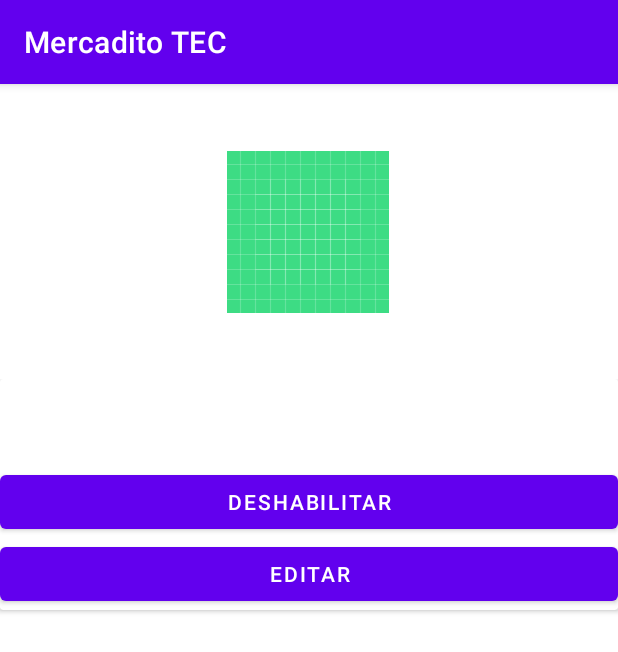
After one commit to rubsalas/MercaditoTEC, an Android app: the MyProductActivity screen opened directly, with no data from a screen before it, on a phone screen of 412 x 824 dp. The commit adds this screen. Shown: the top 652 px of the screen. Run offline under Robolectric (Android 15) with nearby library versions, the phone set to English and light mode, and no system bars; our stand-ins replace Volley; network calls fail; 1 statement that could not run was skipped.

Commit message:
MyProduct activity Base

```diff
--- a/MercaditoTEC/app/src/main/AndroidManifest.xml
+++ b/MercaditoTEC/app/src/main/AndroidManifest.xml
@@ -12,12 +12,13 @@
         android:roundIcon="@mipmap/ic_launcher_round"
         android:supportsRtl="true"
         android:theme="@style/Theme.MercaditoTEC">
-        <activity android:name=".CategorieActivity"></activity>
+        <activity android:name=".ui.Activities.MyProductActivity"></activity>
+        <activity android:name=".CategorieActivity" />
         <activity
             android:name=".MainActivity"
             android:label="@string/title_activity_main"
             android:screenOrientation="portrait"
-            android:theme="@style/Theme.MercaditoTEC.NoActionBar"></activity>
+            android:theme="@style/Theme.MercaditoTEC.NoActionBar" />
         <activity
             android:name=".GuideActivity"
             android:screenOrientation="portrait" />
--- a/MercaditoTEC/app/src/main/java/com/example/mercaditotec/Controllers/ProductsAdapter.java
+++ b/MercaditoTEC/app/src/main/java/com/example/mercaditotec/Controllers/ProductsAdapter.java
@@ -40,7 +40,7 @@ public class ProductsAdapter extends BaseAdapter {
     }
 
     @Override
-    public Object getItem(int position) {
+    public Producto getItem(int position) {
         return listaProductos.get(position);
     }
 
--- /dev/null
+++ b/MercaditoTEC/app/src/main/java/com/example/mercaditotec/ui/Activities/MyProductActivity.java
@@ -0,0 +1,77 @@
+package com.example.mercaditotec.ui.Activities;
+
+import androidx.appcompat.app.AppCompatActivity;
+
+import android.os.Bundle;
+import android.util.Log;
+import android.widget.Button;
+import android.widget.TextView;
+
+import com.android.volley.Request;
+import com.android.volley.RequestQueue;
+import com.android.volley.Response;
+import com.android.volley.VolleyError;
+import com.android.volley.toolbox.JsonArrayRequest;
+import com.android.volley.toolbox.JsonObjectRequest;
+import com.android.volley.toolbox.Volley;
+import com.example.mercaditotec.Constants;
+import com.example.mercaditotec.R;
+
+import org.json.JSONArray;
+import org.json.JSONException;
+import org.json.JSONObject;
+
+public class MyProductActivity extends AppCompatActivity {
+    private int idProductoActual;
+    private TextView nombre, precio, puntos;
+
+    @Override
+    protected void onCreate(Bundle savedInstanceState) {
+        super.onCreate(savedInstanceState);
+        setContentView(R.layout.activity_my_product);
+        idProductoActual = getIntent().getExtras().getInt("id");
+        nombre = findViewById(R.id.nombreMiProducto);
+        precio = findViewById(R.id.precioMiProducto);
+        puntos = findViewById(R.id.puntosMiProducto);
+        SolicitarProducto();
+    }
+
+    public void SolicitarProducto(){
+        RequestQueue queue = Volley.newRequestQueue(getApplicationContext());
+
+        JsonObjectRequest getRequest = new JsonObjectRequest(Request.Method.GET,
+                Constants.getInstance().getURL()+"productosJ/"+idProductoActual,
+                null,
+                new Response.Listener<JSONObject>()
+                {
+                    @Override
+                    public void onResponse(JSONObject response) {
+                        // display response
+                        Log.d("Response", response.toString());
+                        try {
+                            setearInfo(response);
+                        } catch (JSONException e) {
+                            e.printStackTrace();
+                        }
+                    }
+                },
+                new Response.ErrorListener()
+                {
+                    @Override
+                    public void onErrorResponse(VolleyError error) {
+                        Log.d("Error.Response", error.toString());
+                    }
+                }
+        );
+
+// add it to the RequestQueue
+
+        queue.add(getRequest);
+    }
+
+    private void setearInfo(JSONObject info) throws JSONException {
+        nombre.setText(info.getString("nombre"));
+        precio.setText(info.getInt("precio")+"");
+        puntos.setText(info.getString("puntosCanje"));
+    }
+}
--- a/MercaditoTEC/app/src/main/java/com/example/mercaditotec/ui/MyProducts/MyProductsFragment.java
+++ b/MercaditoTEC/app/src/main/java/com/example/mercaditotec/ui/MyProducts/MyProductsFragment.java
@@ -1,9 +1,12 @@
 package com.example.mercaditotec.ui.MyProducts;
 
+import android.content.Intent;
 import android.os.Bundle;
+import android.util.Log;
 import android.view.LayoutInflater;
 import android.view.View;
 import android.view.ViewGroup;
+import android.widget.AdapterView;
 import android.widget.ListView;
 
 import androidx.annotation.NonNull;
@@ -16,10 +19,12 @@ import com.android.volley.Response;
 import com.android.volley.VolleyError;
 import com.android.volley.toolbox.JsonArrayRequest;
 import com.android.volley.toolbox.Volley;
+import com.example.mercaditotec.CategorieActivity;
 import com.example.mercaditotec.Constants;
 import com.example.mercaditotec.Controllers.ProductsAdapter;
 import com.example.mercaditotec.Entities.Producto;
 import com.example.mercaditotec.R;
+import com.example.mercaditotec.ui.Activities.MyProductActivity;
 
 import org.json.JSONArray;
 import org.json.JSONException;
@@ -31,6 +36,7 @@ public class MyProductsFragment extends Fragment {
 
     private MyProductsViewModel myProductsViewModel;
     private ListView listaMisProductos;
+    private ProductsAdapter productsAdapter;
 
     public View onCreateView(@NonNull LayoutInflater inflater,
                              ViewGroup container, Bundle savedInstanceState) {
@@ -40,6 +46,17 @@ public class MyProductsFragment extends Fragment {
         View v = inflater.inflate(R.layout.my_products_fragment, container, false);
         listaMisProductos = (ListView) v.findViewById(R.id.listViewProductos);
         SolicitarMisProductos();
+
+        listaMisProductos.setOnItemClickListener(new AdapterView.OnItemClickListener() {
+            @Override
+            public void onItemClick(AdapterView<?> parent, View view, int position, long id) {
+                Producto producto = productsAdapter.getItem(position);
+                Intent intent = new Intent (getContext(), MyProductActivity.class);
+
+                intent.putExtra("id", producto.getId());
+                startActivityForResult(intent, 0);
+            }
+        });
 
         return v;
     }
@@ -82,7 +99,8 @@ public class MyProductsFragment extends Fragment {
                     actual.getInt("precio"));
             lista.add(item);
         }
-        listaMisProductos.setAdapter(new ProductsAdapter(lista, getContext()));
+        productsAdapter = new ProductsAdapter(lista, getContext());
+        listaMisProductos.setAdapter(productsAdapter);
     }
 
 }
--- /dev/null
+++ b/MercaditoTEC/app/src/main/res/layout/activity_my_product.xml
@@ -0,0 +1,90 @@
+<?xml version="1.0" encoding="utf-8"?>
+<androidx.constraintlayout.widget.ConstraintLayout xmlns:android="http://schemas.android.com/apk/res/android"
+    xmlns:app="http://schemas.android.com/apk/res-auto"
+    xmlns:tools="http://schemas.android.com/tools"
+    android:layout_width="match_parent"
+    android:layout_height="match_parent"
+    tools:context=".ui.Activities.MyProductActivity">
+
+    <ImageView
+        android:id="@+id/imageView2"
+        android:layout_width="wrap_content"
+        android:layout_height="wrap_content"
+        android:layout_marginTop="16dp"
+        android:layout_marginBottom="16dp"
+        app:layout_constraintBottom_toTopOf="@+id/linearLayout"
+        app:layout_constraintEnd_toEndOf="parent"
+        app:layout_constraintHorizontal_bias="0.498"
+        app:layout_constraintStart_toStartOf="parent"
+        app:layout_constraintTop_toTopOf="parent"
+        app:srcCompat="@drawable/ic_launcher_background" />
+
+    <LinearLayout
+        android:id="@+id/linearLayout"
+        android:layout_width="412dp"
+        android:layout_height="571dp"
+        android:orientation="vertical"
+        app:layout_constraintBottom_toBottomOf="parent"
+        app:layout_constraintEnd_toEndOf="parent"
+        app:layout_constraintStart_toStartOf="parent">
+
+        <androidx.cardview.widget.CardView
+            android:id="@+id/cardView"
+            android:layout_width="match_parent"
+            android:layout_height="wrap_content"
+
+            >
+
+            <LinearLayout
+                android:layout_width="match_parent"
+                android:layout_height="match_parent"
+                android:orientation="vertical">
+
+                <TextView
+                    android:id="@+id/nombreMiProducto"
+                    android:layout_width="match_parent"
+                    android:layout_height="wrap_content" />
+
+                <TextView
+                    android:id="@+id/precioMiProducto"
+                    android:layout_width="match_parent"
+                    android:layout_height="wrap_content" />
+
+                <TextView
+                    android:id="@+id/puntosMiProducto"
+                    android:layout_width="match_parent"
+                    android:layout_height="wrap_content" />
+
+                <Button
+                    android:id="@+id/btnEditar"
+                    android:layout_width="match_parent"
+                    android:layout_height="wrap_content"
+                    android:text="@string/Deshabilitar" />
+
+                <Button
+                    android:id="@+id/btnDeshabilitar"
+                    android:layout_width="match_parent"
+                    android:layout_height="wrap_content"
+                    android:text="@string/Editar" />
+            </LinearLayout>
+        </androidx.cardview.widget.CardView>
+
+        <androidx.cardview.widget.CardView
+            android:id="@+id/cardView2"
+            android:layout_width="match_parent"
+            android:layout_height="wrap_content">
+
+        </androidx.cardview.widget.CardView>
+
+        <androidx.cardview.widget.CardView
+            android:layout_width="match_parent"
+            android:layout_height="wrap_content">
+
+        </androidx.cardview.widget.CardView>
+
+        <androidx.cardview.widget.CardView
+            android:layout_width="match_parent"
+            android:layout_height="wrap_content" />
+    </LinearLayout>
+
+</androidx.constraintlayout.widget.ConstraintLayout>
--- a/MercaditoTEC/app/src/main/res/values/strings.xml
+++ b/MercaditoTEC/app/src/main/res/values/strings.xml
@@ -40,6 +40,8 @@
     <string name="PerfilEstudiante">Datos Personales</string>
     <string name="Compras">Compras</string>
     <string name="Ventas">Ventas</string>
+    <string name="Deshabilitar">Deshabilitar</string>
+    <string name="Editar">Editar</string>
     <!-- TODO: Remove or change this placeholder text -->
     <string name="hello_blank_fragment">Hello blank fragment</string>
 </resources>
```
